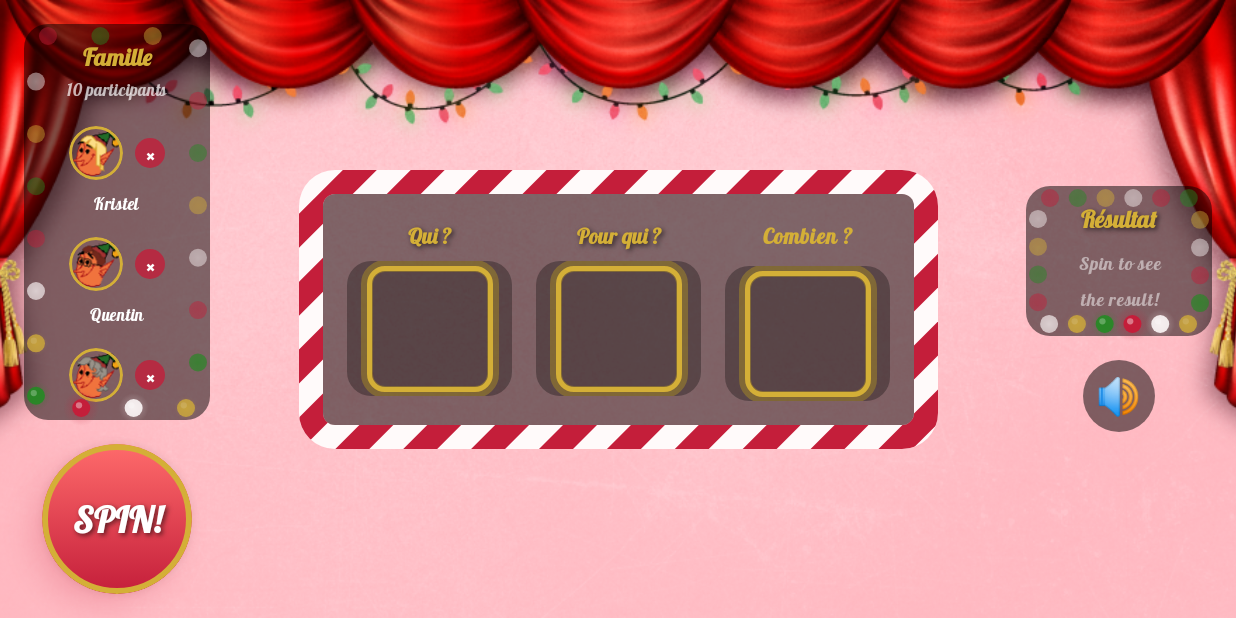
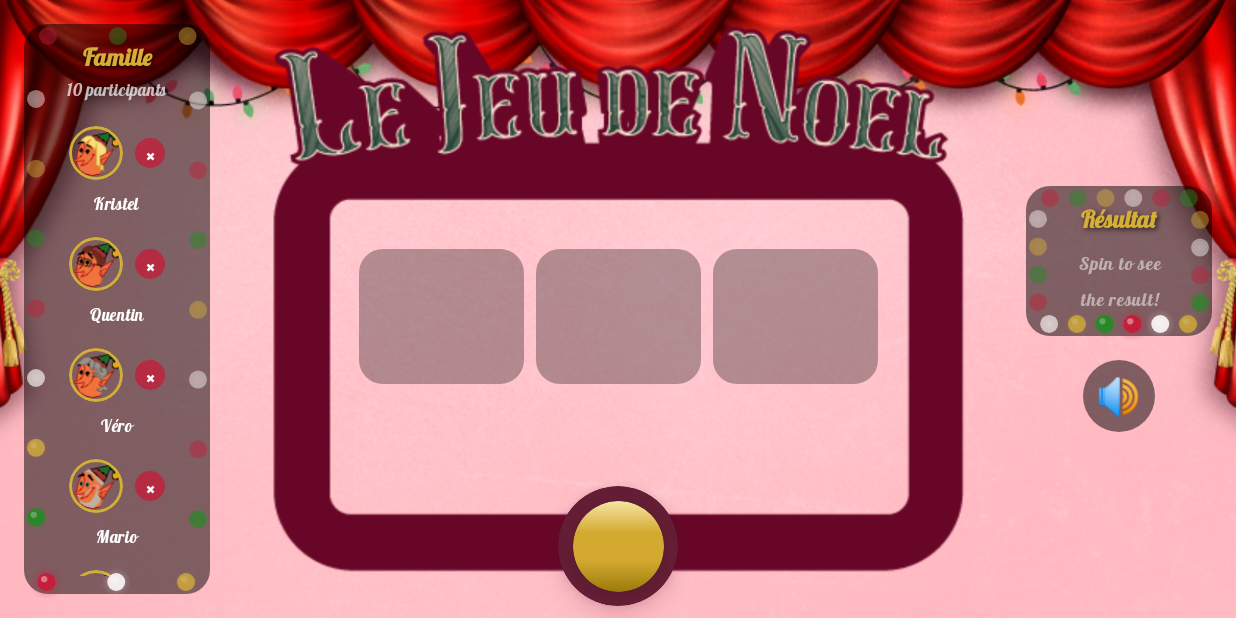
Before and after one commit to manuelsiuro/slotchristmas, an Android app built with Jetpack Compose: the screen it shows after launch (MainActivity), on a phone screen of 824 x 412 dp (held sideways). Run offline under Robolectric (Android 15) with nearby library versions, the light colour scheme and no system bars; pictures from the network do not load; 1 statement that could not run was skipped.

```diff
--- a/app/src/main/java/com/slotchristmas/ui/components/GiftCountReel.kt
+++ b/app/src/main/java/com/slotchristmas/ui/components/GiftCountReel.kt
@@ -27,7 +27,6 @@ import androidx.compose.ui.unit.dp
 import androidx.compose.ui.unit.sp
 import com.slotchristmas.R
 import com.slotchristmas.domain.model.GiftCount
-import com.slotchristmas.ui.components.effects.SelectionFrame
 import com.slotchristmas.ui.components.reel.ReelConfig
 import com.slotchristmas.ui.theme.ChristmasGold
 import com.slotchristmas.ui.theme.ReelBackground
@@ -37,7 +36,8 @@ import kotlinx.coroutines.delay
 fun GiftCountReel(
     isSpinning: Boolean,
     result: GiftCount?,
-    modifier: Modifier = Modifier
+    modifier: Modifier = Modifier,
+    showLabel: Boolean = true
 ) {
     val giftCounts = GiftCount.entries
 
@@ -61,7 +61,8 @@ fun GiftCountReel(
         horizontalAlignment = Alignment.CenterHorizontally,
         modifier = modifier
     ) {
-        // Label
+        // Label (conditionally shown)
+        if (showLabel) {
             Text(
                 text = "Combien ?",
                 color = ChristmasGold,
@@ -70,6 +71,7 @@ fun GiftCountReel(
             )
 
             Spacer(modifier = Modifier.height(8.dp))
+        }
 
         // Reel container
         Box(
@@ -88,11 +90,6 @@ fun GiftCountReel(
                     size = ReelConfig.ITEM_CONTENT_SIZE
                 )
             }
-
-            // Selection frame overlay
-            SelectionFrame(
-                modifier = Modifier.size(ReelConfig.SELECTION_FRAME_SIZE)
-            )
         }
     }
 }
--- a/app/src/main/java/com/slotchristmas/ui/components/ReelStrip.kt
+++ b/app/src/main/java/com/slotchristmas/ui/components/ReelStrip.kt
@@ -1,26 +1,26 @@
 package com.slotchristmas.ui.components
 
-import androidx.compose.foundation.background
+import androidx.compose.foundation.Image
 import androidx.compose.foundation.layout.Arrangement
 import androidx.compose.foundation.layout.Box
 import androidx.compose.foundation.layout.Row
-import androidx.compose.foundation.layout.Spacer
-import androidx.compose.foundation.layout.height
+import androidx.compose.foundation.layout.fillMaxWidth
+import androidx.compose.foundation.layout.offset
 import androidx.compose.foundation.layout.padding
-import androidx.compose.foundation.shape.RoundedCornerShape
 import androidx.compose.runtime.Composable
 import androidx.compose.ui.Alignment
 import androidx.compose.ui.Modifier
-import androidx.compose.ui.draw.clip
+import androidx.compose.ui.layout.ContentScale
+import androidx.compose.ui.res.painterResource
 import androidx.compose.ui.unit.dp
-import com.slotchristmas.ui.components.effects.candyCaneBorder
+import com.slotchristmas.R
 import com.slotchristmas.ui.slot.SlotUiState
 import com.slotchristmas.ui.slot.SpinPhase
-import com.slotchristmas.ui.theme.BackgroundOverlay
 
 @Composable
 fun ReelStrip(
     uiState: SlotUiState,
+    onSpin: () -> Unit,
     modifier: Modifier = Modifier
 ) {
     // Determine which reels are still spinning based on phase
@@ -32,21 +32,23 @@ fun ReelStrip(
     val isGrinchResult = uiState.selectedGiftCount?.isGrinch == true
 
     Box(
-        modifier = modifier
-            .candyCaneBorder(
-                borderWidth = 16.dp,
-                cornerRadius = 24.dp,
-                stripeWidth = 24.dp,
-                animationDurationMs = 3000
-            )
-            .padding(16.dp)
-            .clip(RoundedCornerShape(8.dp))
-            .background(BackgroundOverlay),
+        modifier = modifier,
         contentAlignment = Alignment.Center
     ) {
+        // Background frame image
+        Image(
+            painter = painterResource(id = R.drawable.reel_strip_background),
+            contentDescription = "Slot machine frame",
+            modifier = Modifier.fillMaxWidth(),
+            contentScale = ContentScale.FillWidth
+        )
+
+        // Reels positioned in center content area
         Row(
-            modifier = Modifier.padding(16.dp),
-            horizontalArrangement = Arrangement.spacedBy(16.dp),
+            modifier = Modifier
+                .padding(top = 60.dp, bottom = 50.dp)
+                .padding(horizontal = 24.dp),
+            horizontalArrangement = Arrangement.spacedBy(8.dp),
             verticalAlignment = Alignment.CenterVertically
         ) {
             // Reel 1: Chooser (shows Grinch when Grinch is rolled)
@@ -54,7 +56,7 @@ fun ReelStrip(
                 items = uiState.allParticipants,
                 isSpinning = reel1Spinning,
                 result = uiState.selectedChooser,
-                label = "Qui ?",
+                showLabel = false,
                 showGrinch = isGrinchResult
             )
 
@@ -63,15 +65,27 @@ fun ReelStrip(
                 items = uiState.activeReceivers,
                 isSpinning = reel2Spinning,
                 result = uiState.selectedReceiver,
-                label = "Pour qui ?",
+                showLabel = false,
                 showGrinch = isGrinchResult
             )
 
             // Reel 3: Gift Count
             GiftCountReel(
                 isSpinning = reel3Spinning,
-                result = uiState.selectedGiftCount
+                result = uiState.selectedGiftCount,
+                showLabel = false
             )
         }
+
+        // SpinButton overlaid on yellow circle at bottom
+        SpinButton(
+            onClick = onSpin,
+            enabled = !uiState.isSpinning && !uiState.isGameOver && uiState.activeReceivers.isNotEmpty(),
+            isSpinning = uiState.isSpinning,
+            size = 80.dp,
+            modifier = Modifier
+                .align(Alignment.BottomCenter)
+                .offset(y = 8.dp)
+        )
     }
 }
--- a/app/src/main/java/com/slotchristmas/ui/components/SlotReel.kt
+++ b/app/src/main/java/com/slotchristmas/ui/components/SlotReel.kt
@@ -31,7 +31,6 @@ import androidx.compose.ui.unit.dp
 import androidx.compose.ui.unit.sp
 import com.slotchristmas.R
 import com.slotchristmas.domain.model.Participant
-import com.slotchristmas.ui.components.effects.SelectionFrame
 import com.slotchristmas.ui.components.reel.ReelConfig
 import com.slotchristmas.ui.theme.ChristmasGold
 import com.slotchristmas.ui.theme.LobsterFont
@@ -43,9 +42,10 @@ fun SlotReel(
     items: List<Participant>,
     isSpinning: Boolean,
     result: Participant?,
-    label: String,
+    label: String = "",
     modifier: Modifier = Modifier,
-    showGrinch: Boolean = false
+    showGrinch: Boolean = false,
+    showLabel: Boolean = true
 ) {
     // State for the currently displayed item during spinning
     var displayedItem by remember { mutableStateOf(items.firstOrNull()) }
@@ -70,7 +70,8 @@ fun SlotReel(
         horizontalAlignment = Alignment.CenterHorizontally,
         modifier = modifier
     ) {
-        // Label
+        // Label (conditionally shown)
+        if (showLabel && label.isNotEmpty()) {
             Text(
                 text = label,
                 color = ChristmasGold,
@@ -87,6 +88,7 @@ fun SlotReel(
             )
 
             Spacer(modifier = Modifier.height(8.dp))
+        }
 
         // Reel container
         Box(
@@ -116,11 +118,6 @@ fun SlotReel(
                     )
                 }
             }
-
-            // Selection frame overlay
-            SelectionFrame(
-                modifier = Modifier.size(ReelConfig.SELECTION_FRAME_SIZE)
-            )
         }
     }
 }
--- a/app/src/main/java/com/slotchristmas/ui/components/SpinButton.kt
+++ b/app/src/main/java/com/slotchristmas/ui/components/SpinButton.kt
@@ -1,6 +1,5 @@
 package com.slotchristmas.ui.components
 
-import androidx.compose.animation.animateColorAsState
 import androidx.compose.animation.core.FastOutSlowInEasing
 import androidx.compose.animation.core.RepeatMode
 import androidx.compose.animation.core.animateFloat
@@ -11,15 +10,12 @@ import androidx.compose.animation.core.spring
 import androidx.compose.animation.core.tween
 import androidx.compose.foundation.Image
 import androidx.compose.foundation.background
-import androidx.compose.foundation.border
 import androidx.compose.foundation.clickable
 import androidx.compose.foundation.interaction.MutableInteractionSource
 import androidx.compose.foundation.interaction.collectIsPressedAsState
 import androidx.compose.foundation.layout.Box
-import androidx.compose.foundation.layout.padding
 import androidx.compose.foundation.layout.size
 import androidx.compose.foundation.shape.CircleShape
-import androidx.compose.material3.Text
 import androidx.compose.runtime.Composable
 import androidx.compose.runtime.getValue
 import androidx.compose.runtime.remember
@@ -28,24 +24,19 @@ import androidx.compose.ui.Modifier
 import androidx.compose.ui.draw.clip
 import androidx.compose.ui.draw.scale
 import androidx.compose.ui.draw.shadow
-import androidx.compose.ui.geometry.Offset
 import androidx.compose.ui.graphics.Brush
 import androidx.compose.ui.graphics.Color
-import androidx.compose.ui.graphics.Shadow
 import androidx.compose.ui.layout.ContentScale
 import androidx.compose.ui.res.painterResource
-import androidx.compose.ui.text.TextStyle
-import androidx.compose.ui.text.font.FontWeight
+import androidx.compose.ui.unit.Dp
 import androidx.compose.ui.unit.dp
-import androidx.compose.ui.unit.sp
 import com.slotchristmas.R
 import com.slotchristmas.ui.components.effects.christmasLightsBorder
-import com.slotchristmas.ui.theme.ChristmasGold
-import com.slotchristmas.ui.theme.ChristmasRed
-import com.slotchristmas.ui.theme.LobsterFont
+import com.slotchristmas.ui.theme.SpinButtonBorder
 import com.slotchristmas.ui.theme.SpinButtonDisabled
-import com.slotchristmas.ui.theme.SpinButtonGradientEnd
-import com.slotchristmas.ui.theme.SpinButtonGradientStart
+import com.slotchristmas.ui.theme.SpinButtonGradientBottom
+import com.slotchristmas.ui.theme.SpinButtonGradientMiddle
+import com.slotchristmas.ui.theme.SpinButtonGradientTop
 
 @Composable
 fun SpinButton(
@@ -53,10 +44,14 @@ fun SpinButton(
     enabled: Boolean,
     isSpinning: Boolean,
     modifier: Modifier = Modifier,
-    size: androidx.compose.ui.unit.Dp = 120.dp
+    size: Dp = 140.dp
 ) {
     val interactionSource = remember { MutableInteractionSource() }
     val isPressed by interactionSource.collectIsPressedAsState()
+
+    // Calculate ring thickness (12% of total size) and inner circle size
+    val ringThickness = size * 0.12f
+    val innerSize = size - (ringThickness * 2)
 
     val scale by animateFloatAsState(
         targetValue = when {
@@ -66,16 +61,6 @@ fun SpinButton(
         },
         animationSpec = spring(stiffness = 400f),
         label = "buttonScale"
-    )
-
-    val backgroundColor by animateColorAsState(
-        targetValue = if (enabled) SpinButtonGradientStart else SpinButtonDisabled,
-        label = "buttonColor"
-    )
-
-    val borderColor by animateColorAsState(
-        targetValue = if (enabled) ChristmasGold else Color.Gray,
-        label = "borderColor"
     )
 
     // Pulsing animation for Santa image when spinning
@@ -90,6 +75,7 @@ fun SpinButton(
         label = "pulseScale"
     )
 
+    // Outer Box (burgundy ring)
     Box(
         modifier = modifier
             .scale(scale)
@@ -108,29 +94,12 @@ fun SpinButton(
                 }
             )
             .shadow(
-                elevation = if (enabled) 12.dp else 4.dp,
+                elevation = if (enabled) 8.dp else 4.dp,
                 shape = CircleShape,
-                spotColor = if (enabled) ChristmasRed else Color.Gray
+                spotColor = if (enabled) SpinButtonBorder else Color.Gray
             )
             .clip(CircleShape)
-            .background(
-                brush = if (enabled) {
-                    Brush.verticalGradient(
-                        colors = listOf(SpinButtonGradientStart, SpinButtonGradientEnd)
-                    )
-                } else {
-                    Brush.verticalGradient(
-                        colors = listOf(SpinButtonDisabled, SpinButtonDisabled)
-                    )
-                }
-            )
-            .then(
-                if (!isSpinning) {
-                    Modifier.border(4.dp, borderColor, CircleShape)
-                } else {
-                    Modifier
-                }
-            )
+            .background(if (enabled) SpinButtonBorder else SpinButtonDisabled)
             .clickable(
                 interactionSource = interactionSource,
                 indication = null,
@@ -139,31 +108,51 @@ fun SpinButton(
             ),
         contentAlignment = Alignment.Center
     ) {
+        // Inner Box (gold circle)
+        Box(
+            modifier = Modifier
+                .size(innerSize)
+                .shadow(
+                    elevation = 4.dp,
+                    shape = CircleShape,
+                    spotColor = Color.Black.copy(alpha = 0.5f),
+                    ambientColor = Color.Black.copy(alpha = 0.3f)
+                )
+                .clip(CircleShape)
+                .background(
+                    brush = if (enabled) {
+                        Brush.verticalGradient(
+                            colorStops = arrayOf(
+                                0.0f to SpinButtonGradientTop,      // Bright highlight at top
+                                0.35f to SpinButtonGradientMiddle,  // Rich gold transition
+                                0.65f to SpinButtonGradientMiddle,  // Sustained mid-tone
+                                1.0f to SpinButtonGradientBottom    // Deep bronze shadow
+                            )
+                        )
+                    } else {
+                        Brush.verticalGradient(
+                            colors = listOf(
+                                SpinButtonDisabled.copy(alpha = 0.7f),
+                                SpinButtonDisabled
+                            )
+                        )
+                    }
+                ),
+            contentAlignment = Alignment.Center
+        ) {
+            // Content: Santa image when spinning, empty when idle (matching reference)
             if (isSpinning) {
                 Image(
                     painter = painterResource(id = R.drawable.spin_in_progress),
                     contentDescription = "Spinning...",
                     modifier = Modifier
                         .scale(pulseScale)
-                    .size(size - 16.dp)
+                        .size(innerSize - 8.dp)
                         .clip(CircleShape),
                     contentScale = ContentScale.Crop
                 )
-        } else {
-            Text(
-                text = "SPIN!",
-                color = Color.White,
-                fontSize = 24.sp,
-                fontWeight = FontWeight.Bold,
-                fontFamily = LobsterFont,
-                style = TextStyle(
-                    shadow = Shadow(
-                        color = Color.Black.copy(alpha = 0.6f),
-                        offset = Offset(2f, 2f),
-                        blurRadius = 4f
-                    )
-                )
-            )
+            }
+            // No text when idle - clean gold surface matching reference image
         }
     }
 }
--- a/app/src/main/java/com/slotchristmas/ui/slot/SlotScreen.kt
+++ b/app/src/main/java/com/slotchristmas/ui/slot/SlotScreen.kt
@@ -27,7 +27,6 @@ import com.slotchristmas.ui.components.GameOverOverlay
 import com.slotchristmas.ui.components.ReceiverPanel
 import com.slotchristmas.ui.components.ReelStrip
 import com.slotchristmas.ui.components.ResultDisplay
-import com.slotchristmas.ui.components.SpinButton
 import com.slotchristmas.ui.components.VolumeControl
 import com.slotchristmas.ui.components.effects.JackpotCelebration
 
@@ -56,7 +55,7 @@ fun SlotScreen(
             horizontalArrangement = Arrangement.SpaceEvenly,
             verticalAlignment = Alignment.CenterVertically
         ) {
-            // Left panel: Receiver management + Spin button
+            // Left panel: Receiver management
             Column(
                 horizontalAlignment = Alignment.CenterHorizontally,
                 modifier = Modifier
@@ -68,16 +67,6 @@ fun SlotScreen(
                     onRequestRemove = { participantToRemove = it },
                     modifier = Modifier.weight(1f)
                 )
-
-                Spacer(modifier = Modifier.height(16.dp))
-
-                // Spin button (larger, in left column)
-                SpinButton(
-                    onClick = viewModel::spin,
-                    enabled = !uiState.isSpinning && !uiState.isGameOver && uiState.activeReceivers.isNotEmpty(),
-                    isSpinning = uiState.isSpinning,
-                    size = 100.dp
-                )
             }
 
             // Center: Slot machine + Festive message
@@ -85,9 +74,10 @@ fun SlotScreen(
                 horizontalAlignment = Alignment.CenterHorizontally,
                 modifier = Modifier.weight(1f)
             ) {
-                // Slot machine reels
+                // Slot machine reels with integrated spin button
                 ReelStrip(
-                    uiState = uiState
+                    uiState = uiState,
+                    onSpin = viewModel::spin
                 )
 
                 //Spacer(modifier = Modifier.height(12.dp))
--- a/app/src/main/java/com/slotchristmas/ui/theme/Color.kt
+++ b/app/src/main/java/com/slotchristmas/ui/theme/Color.kt
@@ -23,7 +23,9 @@ val ParticleGreen = Color(0xFF00FF00)
 val ParticleGold = Color(0xFFFFD700)
 val ParticleWhite = Color(0xFFFFFFFF)
 
-// Button Colors
-val SpinButtonGradientStart = Color(0xFFFF6B6B)
-val SpinButtonGradientEnd = Color(0xFFC41E3A)
+// Button Colors - Polished gold metallic gradient (3-color for depth)
+val SpinButtonGradientTop = Color(0xFFF5E6A3)     // Bright gold highlight (top)
+val SpinButtonGradientMiddle = Color(0xFFD4A930)  // Rich gold (mid-tone)
+val SpinButtonGradientBottom = Color(0xFF9A7B0A)  // Deep bronze shadow (bottom)
 val SpinButtonDisabled = Color(0xFF666666)
+val SpinButtonBorder = Color(0xFF631D34)  // Burgundy/maroon to match frame
```
Also changed, not shown: app/src/main/res/drawable/reel_strip_background.png (renamed from app/src/main/res/drawable/bg_reel_strip.png). Lines whose indentation alone changed are shown as unchanged.
